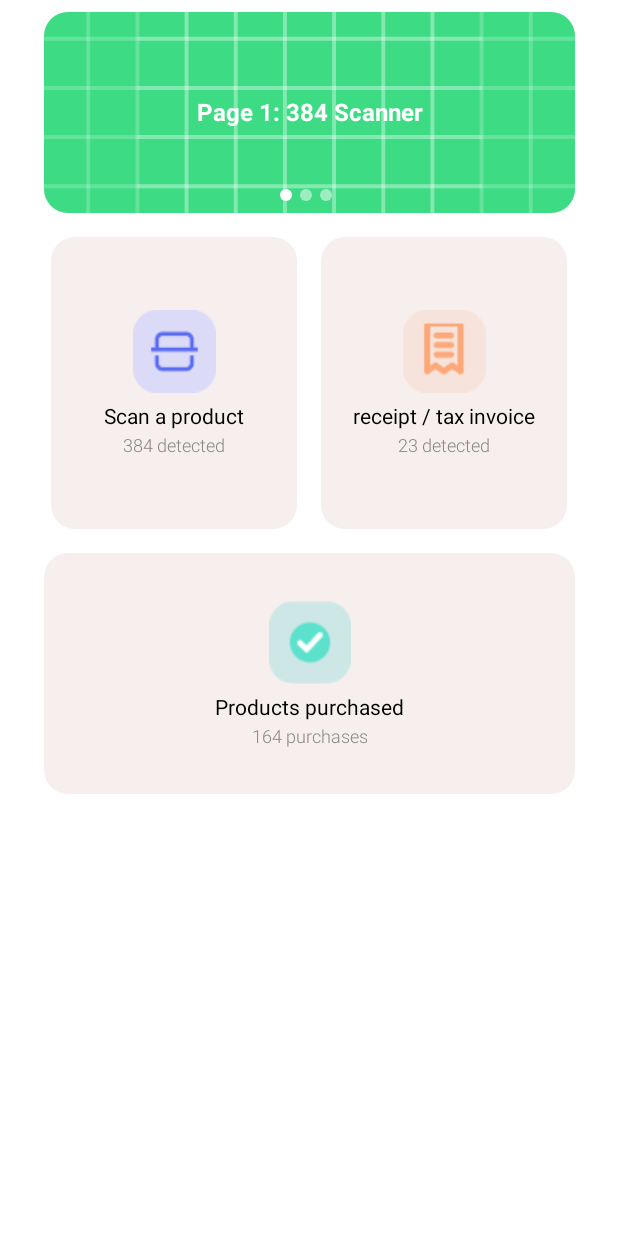
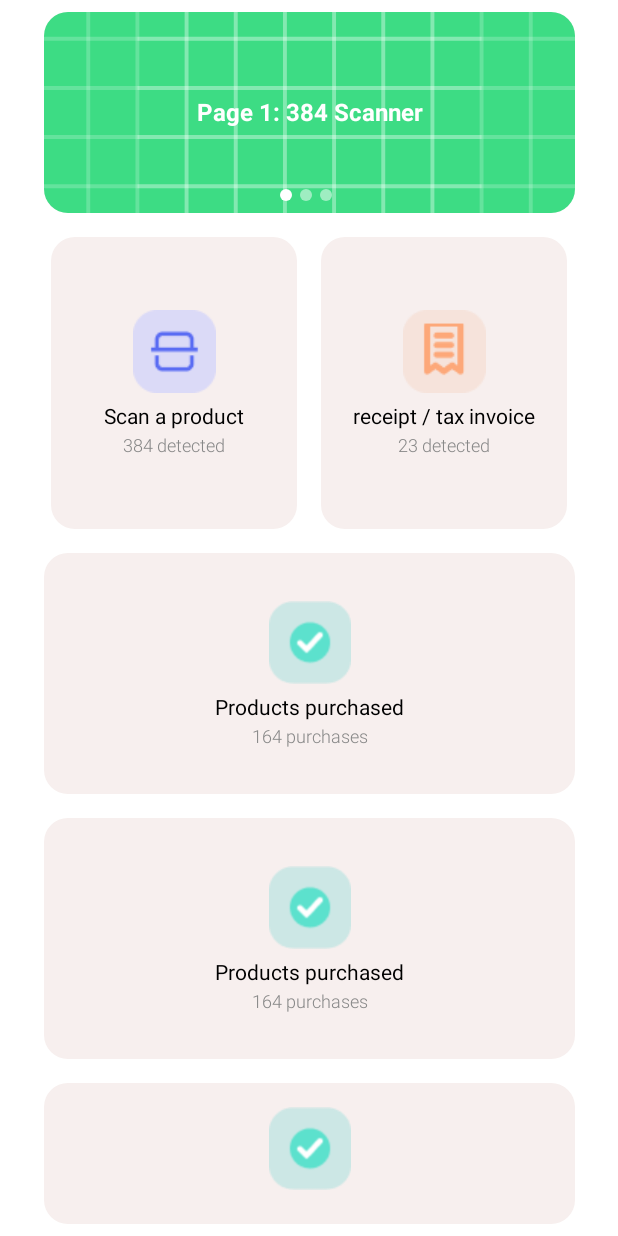
Before and after one commit to D-Arshad-Dazai-Dimash/SmartCartProject, an Android app built with Jetpack Compose: the composable ActionButtons shown on its own in the app's theme, on a phone screen of 412 x 824 dp. Run offline under Robolectric (Android 15) with nearby library versions, the phone set to English and light mode, and no system bars; our stand-ins replace accompanist.

Commit message:
added to HomeScreen the verticalScroll

```diff
--- a/app/src/main/java/com/example/myapplication/ui/components/HomeScreen/ActionButtons.kt
+++ b/app/src/main/java/com/example/myapplication/ui/components/HomeScreen/ActionButtons.kt
@@ -5,6 +5,8 @@ import androidx.compose.foundation.layout.Column
 import androidx.compose.foundation.layout.Row
 import androidx.compose.foundation.layout.fillMaxWidth
 import androidx.compose.foundation.layout.padding
+import androidx.compose.foundation.rememberScrollState
+import androidx.compose.foundation.verticalScroll
 import androidx.compose.runtime.Composable
 import androidx.compose.ui.Alignment
 import androidx.compose.ui.Modifier
@@ -19,8 +21,8 @@ import com.example.myapplication.R
 fun ActionButtons(navController: NavController) {
     Column(
         modifier = Modifier.fillMaxWidth(),
+//            .verticalScroll(rememberScrollState()),
         horizontalAlignment = Alignment.CenterHorizontally,
-
     ) {
         ActionCard(
             label = "Scan a product",
@@ -70,5 +72,33 @@ fun ActionButtons(navController: NavController) {
             navController = navController,
             destination = "home"
         )
+        ActionCard(
+            label = "Products purchased",
+            count = "164 purchases",
+            icon = painterResource(id = R.drawable.image_icon2),
+            cardWidth = 370.dp,
+            cardHeight = 176.82.dp,
+            navController = navController,
+            destination = "home"
+        )
+        ActionCard(
+            label = "Products purchased",
+            count = "164 purchases",
+            icon = painterResource(id = R.drawable.image_icon2),
+            cardWidth = 370.dp,
+            cardHeight = 176.82.dp,
+            navController = navController,
+            destination = "home"
+        )
+        ActionCard(
+            label = "Products purchased",
+            count = "164 purchases",
+            icon = painterResource(id = R.drawable.image_icon2),
+            cardWidth = 370.dp,
+            cardHeight = 176.82.dp,
+            navController = navController,
+            destination = "home"
+        )
+
     }
 }
--- a/app/src/main/java/com/example/myapplication/ui/screens/HomeScreen.kt
+++ b/app/src/main/java/com/example/myapplication/ui/screens/HomeScreen.kt
@@ -1,11 +1,14 @@
 package com.example.myapplication.ui.screens
 
 import androidx.compose.foundation.background
+import androidx.compose.foundation.gestures.scrollable
 import androidx.compose.foundation.layout.Column
 import androidx.compose.foundation.layout.Spacer
 import androidx.compose.foundation.layout.fillMaxSize
 import androidx.compose.foundation.layout.height
 import androidx.compose.foundation.layout.padding
+import androidx.compose.foundation.rememberScrollState
+import androidx.compose.foundation.verticalScroll
 import androidx.compose.material3.Scaffold
 import androidx.compose.runtime.Composable
 import androidx.compose.ui.Modifier
@@ -35,6 +38,7 @@ fun HomeScreen(navController: NavController) {
                     )
                     .padding(paddingValues)
                     .background(color = Color.White)
+                    .verticalScroll(rememberScrollState())
             ) {
                 Header()
                 Spacer(modifier = Modifier.height(24.dp))
```
